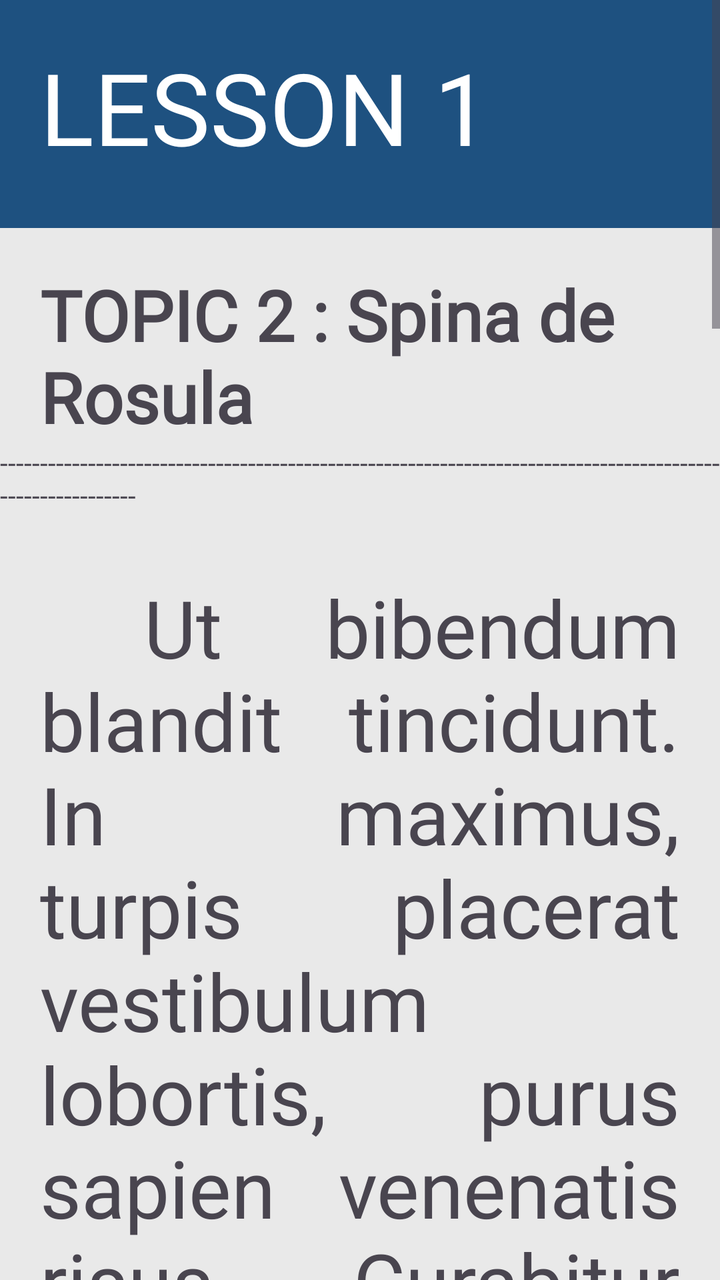
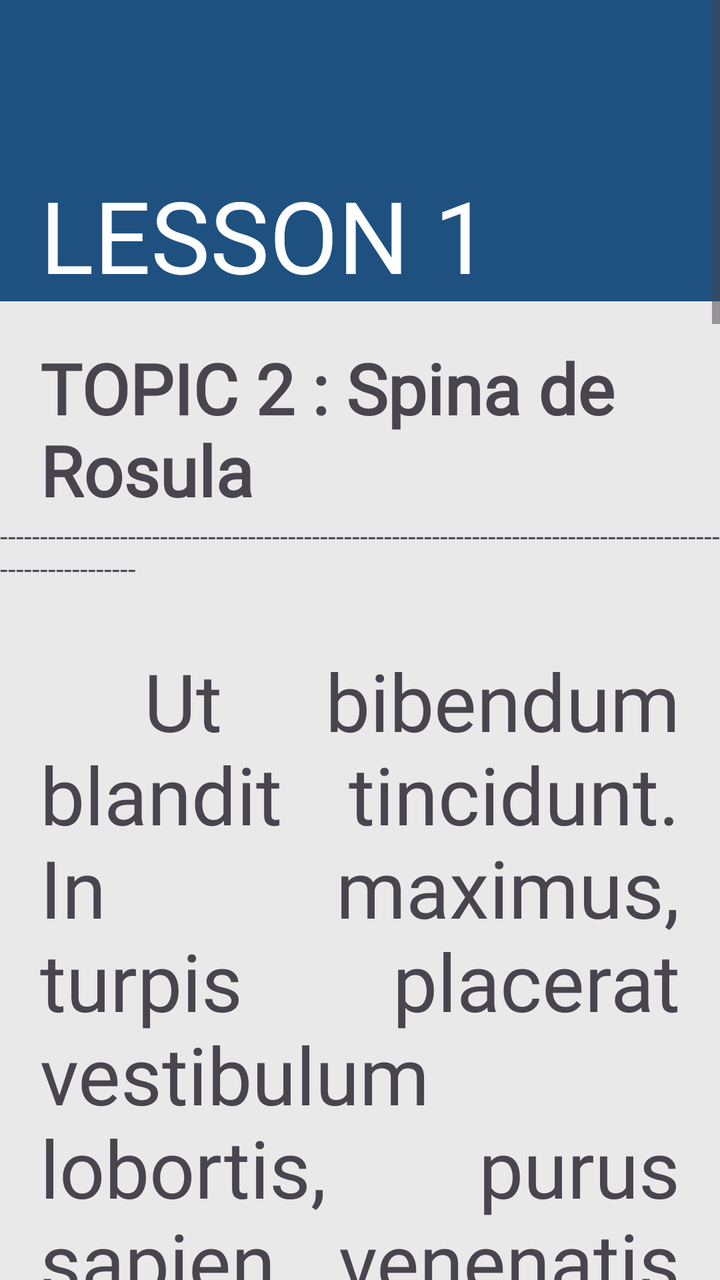

Before-and-after screenshots of an Android layout around one commit, followed by the original layout XML and the change that was made.
<!-- AndroidManifest.xml: application theme Theme.FinalsApplication -->
<!-- res/layout/view_lesson1_topic2.xml -->
<?xml version="1.0" encoding="utf-8"?>
<RelativeLayout xmlns:android="http://schemas.android.com/apk/res/android"
    android:layout_width="match_parent"
    android:layout_height="match_parent"
    xmlns:tools="http://schemas.android.com/tools"
    android:background="#e9e9e9">

    <ScrollView
        android:id="@+id/LessonView2ScrollView"
        android:layout_width="409dp"
        android:layout_height="729dp"
        tools:layout_editor_absoluteX="1dp"
        tools:layout_editor_absoluteY="1dp">

        <LinearLayout
            android:layout_width="match_parent"
            android:layout_height="wrap_content"
            android:orientation="vertical">

            <LinearLayout
                android:layout_width="match_parent"
                android:layout_height="114dp"
                android:layout_alignParentTop="true"
                android:background="#1e5180">

                <TextView
                    android:id="@+id/textViewLesson1"
                    android:layout_width="wrap_content"
                    android:layout_height="wrap_content"
                    android:layout_marginStart="20dp"
                    android:layout_marginTop="20dp"
                    android:fontFamily="@font/roboto_black"
                    android:text="LESSON 1"
                    android:textColor="@color/white"
                    android:textSize="50sp" />
            </LinearLayout>

            <TextView
                android:id="@+id/textViewTopic2"
                android:layout_width="wrap_content"
                android:layout_height="wrap_content"
                android:layout_marginStart="20dp"
                android:layout_marginTop="20dp"
                android:text="TOPIC 2 : Spina de Rosula"
                android:fontFamily="@font/roboto_light"
                android:textSize="35sp"
                android:textStyle="bold"/>

            <TextView
                android:id="@+id/textView8"
                android:layout_width="match_parent"
                android:layout_height="wrap_content"
                android:text="-----------------------------------------------------------------------------------------------------------"
                />

            <TextView
                android:id="@+id/textViewParagraph2"
                android:layout_width="wrap_content"
                android:layout_height="wrap_content"
                android:layout_below="@+id/textViewLesson1"
                android:layout_marginStart="20dp"
                android:layout_marginTop="30dp"
                android:layout_marginEnd="20dp"
                android:fontFamily="@font/roboto_light"
                android:justificationMode="inter_word"
                android:text=" Ut bibendum blandit tincidunt. In maximus, turpis placerat vestibulum lobortis, purus sapien venenatis risus. Curabitur vulputate suscipit arcu eget bibendum. Lorem ipsum dolor sit amet, consectetur adipiscing elit. , eu vehicula felis sapien a ligula. Nulla in aliquet urna, ac laoreet tellus. Maecenas eu commodo magna. In hac habitasse platea dictumst. Praesent porttitor est gravida, viverra augue et, tristique odio. Sed lacinia mi ut nisi tempus, ac blandit nunc blandit. Sed blandit ultrices efficitur. Integer eleifend cursus sapien, non lobortis nisi vestibulum ac. Aenean et sem porta turpis dapibus tempor in in nibh. Suspendisse laoreet purus nec est semper, id mattis mauris volutpat."
                android:textSize="40sp" />

            <LinearLayout
                android:layout_width="match_parent"
                android:layout_height="100dip"
                android:layout_alignParentBottom="true"
                android:background="#a8b4d8">

                <ImageButton
                    android:id="@+id/imageButtonBackVL1"
                    android:layout_width="76dp"
                    android:layout_height="wrap_content"
                    android:layout_marginStart="20dp"
                    android:layout_marginTop="20dp"
                    android:layout_marginBottom="20dp"
                    android:background="?android:attr/selectableItemBackground"
                    android:scaleType="fitCenter"
                    android:src="@drawable/arrowleft" />

                <ImageButton
                    android:id="@+id/imageButtonNextVL1"
                    android:layout_width="76dp"
                    android:layout_height="wrap_content"
                    android:layout_marginStart="210dp"
                    android:layout_marginTop="20dp"
                    android:layout_marginBottom="20dp"
                    android:background="?android:attr/selectableItemBackground"
                    android:scaleType="fitCenter"
                    android:src="@drawable/arrowright" />
            </LinearLayout>

        </LinearLayout>
    </ScrollView>
</RelativeLayout>
<!-- resources referenced by this layout -->
<resources>
  <color name="white">#FFFFFFFF</color>
  <!-- drawable arrowleft: png bitmap (drawable, 16559 bytes) -->
  <!-- drawable arrowright: png bitmap (drawable, 12630 bytes) -->
  <style name="Theme.FinalsApplication" parent="Base.Theme.FinalsApplication" />
  <style name="Base.Theme.FinalsApplication" parent="Theme.Material3.DayNight.NoActionBar">
          
          
      </style>
</resources>

<!-- the commit's change to res/layout/view_lesson1_topic2.xml (unified diff, before → after) -->
@@ -1,9 +1,23 @@
 <?xml version="1.0" encoding="utf-8"?>
-<RelativeLayout xmlns:android="http://schemas.android.com/apk/res/android"
+<androidx.drawerlayout.widget.DrawerLayout xmlns:android="http://schemas.android.com/apk/res/android"
     android:layout_width="match_parent"
     android:layout_height="match_parent"
     xmlns:tools="http://schemas.android.com/tools"
-    android:background="#e9e9e9">
+    xmlns:app="http://schemas.android.com/apk/res-auto"
+    android:id="@+id/drawer_layout"
+    android:background="#e9e9e9"
+    android:fitsSystemWindows="true"
+    tools:openDrawer="start">
+
+    <com.google.android.material.navigation.NavigationView
+        android:layout_width="240dp"
+        android:layout_height="match_parent"
+        android:id="@+id/nav_view"
+        app:headerLayout="@layout/header"
+        app:menu="@menu/lessons_menu"
+        android:focusable="true"
+        android:clickable="true"
+        android:layout_gravity="start"/>
 
     <ScrollView
         android:id="@+id/LessonView2ScrollView"
@@ -17,9 +31,18 @@
             android:layout_height="wrap_content"
             android:orientation="vertical">
 
+            <androidx.appcompat.widget.Toolbar
+                android:id="@+id/toolbar"
+                android:layout_width="match_parent"
+                android:layout_height="wrap_content"
+                android:elevation="4dp"
+                android:background="#1e5180">
+            </androidx.appcompat.widget.Toolbar>
+
+
             <LinearLayout
                 android:layout_width="match_parent"
-                android:layout_height="114dp"
+                android:layout_height="wrap_content"
                 android:layout_alignParentTop="true"
                 android:background="#1e5180">
 
@@ -34,6 +57,7 @@
                     android:textColor="@color/white"
                     android:textSize="50sp" />
             </LinearLayout>
+
 
             <TextView
                 android:id="@+id/textViewTopic2"
@@ -68,7 +92,7 @@
 
             <LinearLayout
                 android:layout_width="match_parent"
-                android:layout_height="100dip"
+                android:layout_height="100dp"
                 android:layout_alignParentBottom="true"
                 android:background="#a8b4d8">
 
@@ -95,6 +119,29 @@
                     android:src="@drawable/arrowright" />
             </LinearLayout>
 
+
         </LinearLayout>
     </ScrollView>
+</androidx.drawerlayout.widget.DrawerLayout>
+<!-- res/layout/header.xml (included above) -->
+<?xml version="1.0" encoding="utf-8"?>
+<RelativeLayout xmlns:android="http://schemas.android.com/apk/res/android"
+    xmlns:app="http://schemas.android.com/apk/res-auto"
+    xmlns:tools="http://schemas.android.com/tools"
+    android:layout_width="match_parent"
+    android:layout_height="150dp"
+    android:background="@color/ourBlue"
+    android:gravity="bottom"
+    android:padding="20dp"
+    tools:context=".Header">
+
+    <TextView
+        android:id="@+id/textView"
+        android:layout_width="wrap_content"
+        android:layout_height="wrap_content"
+        android:text="Lesson View"
+        android:textColor="@color/white"
+        android:textSize="30dp"
+        android:textStyle="bold" />
+
 </RelativeLayout>
<!-- resource entries referenced after the edit -->
@@ -1,5 +1,6 @@
 <!-- resources referenced by this layout -->
 <resources>
+  <color name="ourBlue">#1e5180</color>
   <color name="white">#FFFFFFFF</color>
   <!-- drawable arrowleft: png bitmap (drawable, 16559 bytes) -->
   <!-- drawable arrowright: png bitmap (drawable, 12630 bytes) -->
@@ -7,6 +8,7 @@
   <style name="Base.Theme.FinalsApplication" parent="Theme.Material3.DayNight.NoActionBar">
           
           
+          <item name="android:statusBarColor">#00000000</item>
       </style>
 </resources>
 
